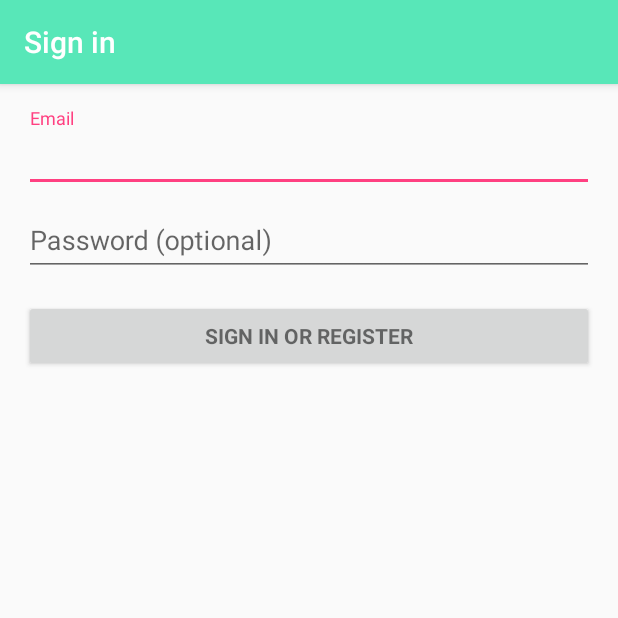
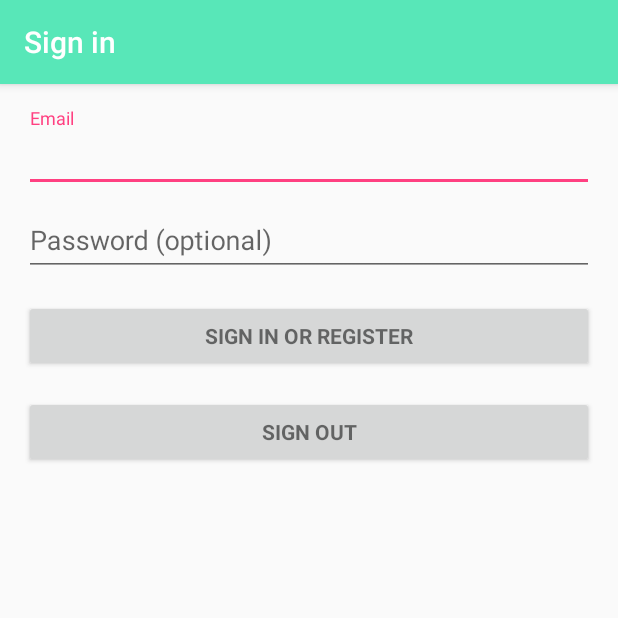
Before and after one commit to Cameron-Barge/Awexa, an Android app: the screen it shows after launch (LoginActivity), on a phone screen of 412 x 824 dp, the top half of it. Run offline under Robolectric (Android 15) with nearby library versions, the light colour scheme and no system bars; our stand-ins replace Firebase (no records; nobody signed in at launch, a user with empty details on screens opened directly).

Commit message:
Login/Registration + Sign out works

```diff
--- a/Awexa/app/src/main/res/layout/activity_login.xml
+++ b/Awexa/app/src/main/res/layout/activity_login.xml
@@ -70,6 +70,15 @@
                 android:text="@string/action_sign_in"
                 android:textStyle="bold" />
 
+            <Button
+                android:id="@+id/email_sign_out_button"
+                style="?android:textAppearanceSmall"
+                android:layout_width="match_parent"
+                android:layout_height="wrap_content"
+                android:layout_marginTop="16dp"
+                android:text="@string/action_sign_out"
+                android:textStyle="bold" />
+
         </LinearLayout>
     </ScrollView>
 </LinearLayout>
--- a/Awexa/app/src/main/res/values/strings.xml
+++ b/Awexa/app/src/main/res/values/strings.xml
@@ -5,6 +5,7 @@
     <string name="prompt_email">Email</string>
     <string name="prompt_password">Password (optional)</string>
     <string name="action_sign_in">Sign in or register</string>
+    <string name="action_sign_out">Sign out</string>
     <string name="action_sign_in_short">Sign in</string>
     <string name="error_invalid_email">This email address is invalid</string>
     <string name="error_invalid_password">This password is too short</string>
```
Also changed, not shown: Awexa/app/src/main/java/com/awexa/awexa/LoginActivity.java (+35 -2 lines).
